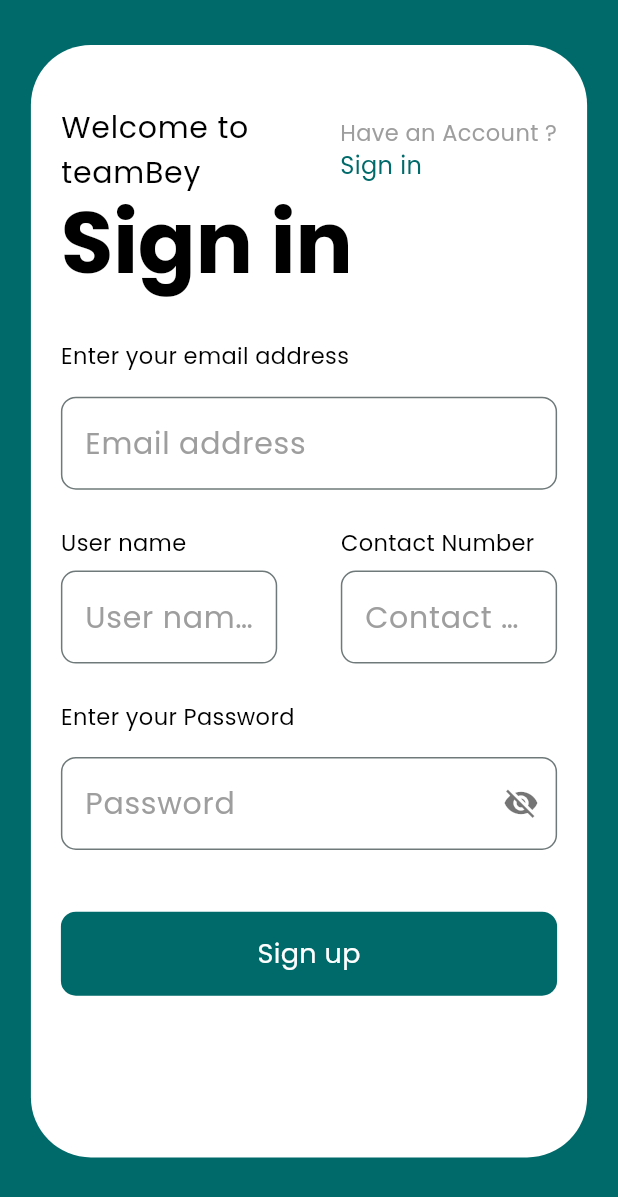
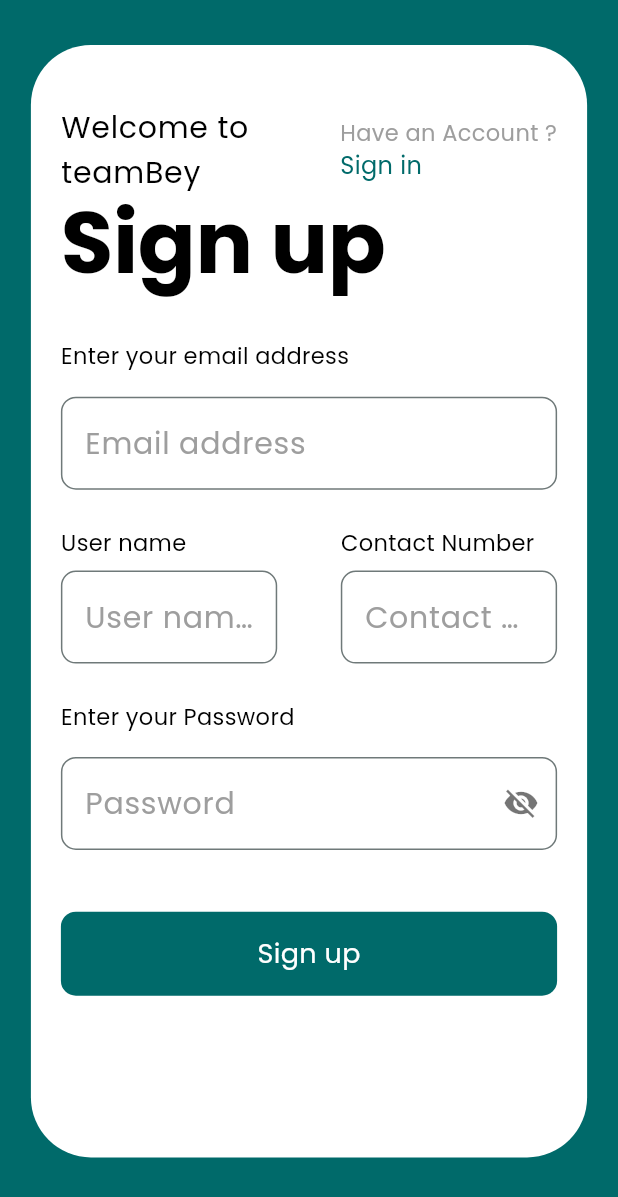
Before and after one commit to TeamBey/teamBey, a Flutter app: the MySignUpPage screen opened directly, on a phone screen of 412 x 824 dp. Shown: the top 1197 px of the screen. Run offline on Flutter 3.47's test engine with Material 3 defaults, Android fonts, the phone set to English and light mode, and no system bars; our stand-ins replace google_fonts.

Commit message:
wrong text fixed

```diff
--- a/mobile/lib/pages/sign_up_page.dart
+++ b/mobile/lib/pages/sign_up_page.dart
@@ -46,7 +46,7 @@
                   welcomeWidget(context,"up"),
                   Padding(
                     padding: EdgeInsets.only(bottom: screenHeight * 0.04),
-                    child: Text("Sign in",style: _textTheme.displayLarge,),
+                    child: Text("Sign up",style: _textTheme.displayLarge,),
                   ),
                   Text(
                     "Enter your email address",
```
